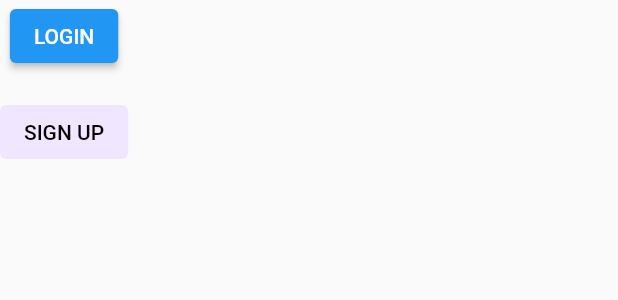
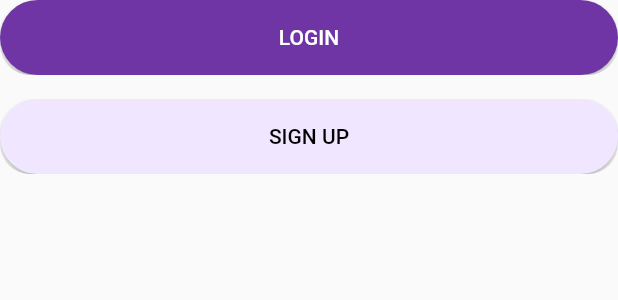
Before and after one commit to RenaldoLouis/foodAppCommsult, a Flutter app: the LoginAndSignupBtn widget shown alone on an empty page, opened directly, on a phone screen of 412 x 824 dp. Shown: the top 300 px of the screen. Run offline on Flutter 3.47's test engine with Material 2 defaults, Android fonts, the phone set to English and light mode, and no system bars; our stand-ins replace dio, firebase_auth, firebase_core, flutter_svg, lottie, rive; accounts and stored records are empty; network calls fail.

Commit message:
styling button for login done

```diff
--- /dev/null
+++ b/flutter_frontend/lib/components/RoundedButton.dart
@@ -0,0 +1,34 @@
+import 'package:flutter/material.dart';
+
+class RoundedButton extends StatelessWidget {
+  const RoundedButton({
+    Key? key,
+    required this.onPressed,
+    required this.backgroundColor,
+    required this.textColor,
+    required this.text,
+  }) : super(key: key);
+
+  final void Function() onPressed;
+  final Color backgroundColor;
+  final Color textColor;
+  final String text;
+
+  @override
+  Widget build(BuildContext context) {
+    return ClipRRect(
+      borderRadius: BorderRadius.circular(20),
+      child: ElevatedButton(
+        style: ElevatedButton.styleFrom(
+          shape: StadiumBorder(),
+          backgroundColor: backgroundColor,
+        ),
+        onPressed: onPressed,
+        child: Text(
+          text.toUpperCase(),
+          style: TextStyle(color: textColor),
+        ),
+      ),
+    );
+  }
+}
--- a/flutter_frontend/lib/pages/Login/login_screen.dart
+++ b/flutter_frontend/lib/pages/Login/login_screen.dart
@@ -1,5 +1,5 @@
 import 'package:flutter/material.dart';
-import 'package:flutter_frontend/pages/responsive.dart';
+import 'package:flutter_frontend/models/responsive.dart';
 
 import '../../components/background.dart';
 import 'components/login_form.dart';
--- a/flutter_frontend/lib/pages/Signup/signup_screen.dart
+++ b/flutter_frontend/lib/pages/Signup/signup_screen.dart
@@ -1,6 +1,6 @@
 import 'package:flutter/material.dart';
 import 'package:flutter_frontend/constants.dart';
-import 'package:flutter_frontend/pages/responsive.dart';
+import 'package:flutter_frontend/models/responsive.dart';
 import '../../components/background.dart';
 import 'components/sign_up_top_image.dart';
 import 'components/signup_form.dart';
--- a/flutter_frontend/lib/pages/Welcome/components/login_signup_btn.dart
+++ b/flutter_frontend/lib/pages/Welcome/components/login_signup_btn.dart
@@ -3,6 +3,7 @@ import 'package:flutter/material.dart';
 import '../../../constants.dart';
 import '../../Login/login_screen.dart';
 import '../../Signup/signup_screen.dart';
+import 'package:flutter_frontend/components/RoundedButton.dart';
 
 class LoginAndSignupBtn extends StatelessWidget {
   const LoginAndSignupBtn({
@@ -11,11 +12,14 @@ class LoginAndSignupBtn extends StatelessWidget {
 
   @override
   Widget build(BuildContext context) {
+    final Size size = MediaQuery.of(context).size;
     return Column(
       children: [
-        Hero(
-          tag: "login_btn",
-          child: ElevatedButton(
+        Container(
+          width: size.width,
+          height: 50,
+          child: RoundedButton(
+            backgroundColor: kPrimaryColor,
             onPressed: () {
               Navigator.push(
                 context,
@@ -26,13 +30,15 @@ class LoginAndSignupBtn extends StatelessWidget {
                 ),
               );
             },
-            child: Text(
-              "Login".toUpperCase(),
-            ),
+            text: "Login",
+            textColor: Colors.white,
           ),
         ),
         const SizedBox(height: 16),
-        ElevatedButton(
+        Container(
+          width: size.width,
+          height: 50,
+          child: RoundedButton(
             onPressed: () {
               Navigator.push(
                 context,
@@ -43,11 +49,9 @@ class LoginAndSignupBtn extends StatelessWidget {
                 ),
               );
             },
-          style: ElevatedButton.styleFrom(
-              primary: kPrimaryLightColor, elevation: 0),
-          child: Text(
-            "Sign Up".toUpperCase(),
-            style: TextStyle(color: Colors.black),
+            backgroundColor: kPrimaryLightColor,
+            text: "Sign up",
+            textColor: Colors.black,
           ),
         ),
       ],
--- a/flutter_frontend/lib/pages/Welcome/welcome_screen.dart
+++ b/flutter_frontend/lib/pages/Welcome/welcome_screen.dart
@@ -2,7 +2,7 @@ import 'package:firebase_auth/firebase_auth.dart';
 import 'package:firebase_core/firebase_core.dart';
 import 'package:flutter/material.dart';
 import 'package:flutter_frontend/pages/ContainerApp.dart';
-import 'package:flutter_frontend/pages/responsive.dart';
+import 'package:flutter_frontend/models/responsive.dart';
 
 import '../../components/background.dart';
 import 'components/login_signup_btn.dart';
```
Also changed, not shown: flutter_frontend/lib/models/responsive.dart (renamed from flutter_frontend/lib/pages/responsive.dart). Lines whose indentation alone changed are shown as unchanged.
